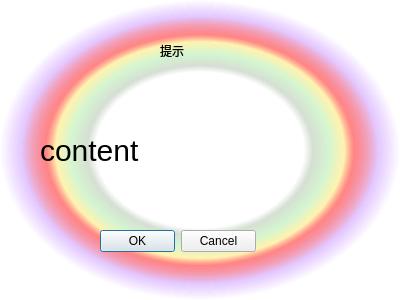
Before: the Qt Designer form happyLLK/dialogbox.ui in coding-ax/DeadLLK, drawn with Qt 5.
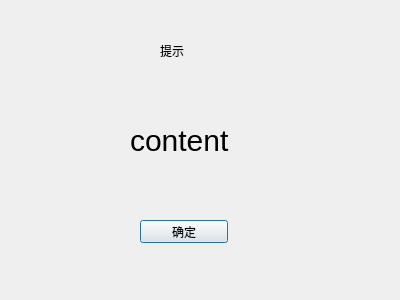
After: the same form once the commit is applied.

What changed in the file:
```diff
--- a/happyLLK/dialogbox.ui
+++ b/happyLLK/dialogbox.ui
@@ -14,7 +14,8 @@
    <string>Dialog</string>
   </property>
   <property name="styleSheet">
-   <string notr="true">#DialogBox{ background-color:qradialgradient(spread:pad, cx:0.5, cy:0.5, radius:0.5, fx:0.5, fy:0.5, stop:0 rgba(0, 0, 0, 0), stop:0.52 rgba(0, 0, 0, 0), stop:0.565 rgba(82, 121, 76, 33), stop:0.65 rgba(159, 235, 148, 64), stop:0.721925 rgba(255, 238, 150, 129), stop:0.77 rgba(255, 128, 128, 204), stop:0.89 rgba(191, 128, 255, 64), stop:1 rgba(0, 0, 0, 0));
+   <string notr="true">#DialogBox{ 
+
 font: 11pt &quot;Arial Rounded MT Bold&quot;;
 }</string>
   </property>
@@ -37,8 +38,8 @@
   <widget class="QLabel" name="label_2">
    <property name="geometry">
     <rect>
-     <x>40</x>
-     <y>110</y>
+     <x>130</x>
+     <y>100</y>
      <width>281</width>
      <height>81</height>
     </rect>
@@ -51,17 +52,17 @@
     <string>content</string>
    </property>
   </widget>
-  <widget class="QDialogButtonBox" name="buttonBox">
+  <widget class="QPushButton" name="pushButton">
    <property name="geometry">
     <rect>
-     <x>100</x>
-     <y>230</y>
-     <width>156</width>
+     <x>140</x>
+     <y>220</y>
+     <width>88</width>
      <height>23</height>
     </rect>
    </property>
-   <property name="standardButtons">
-    <set>QDialogButtonBox::Cancel|QDialogButtonBox::Ok</set>
+   <property name="text">
+    <string>确定</string>
    </property>
   </widget>
  </widget>
```
